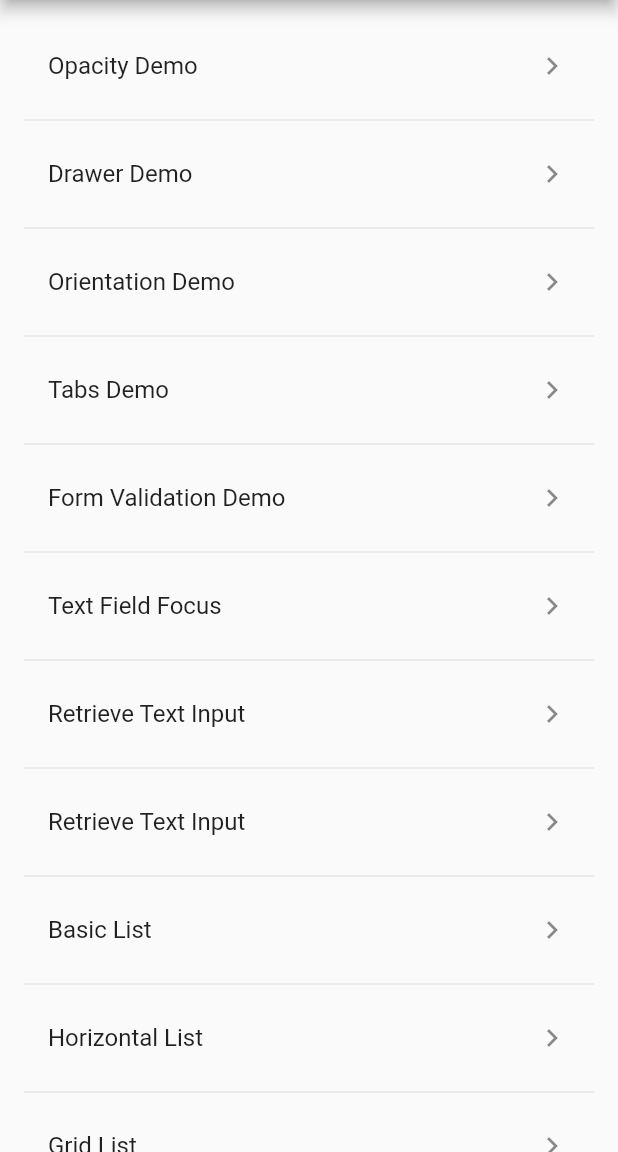
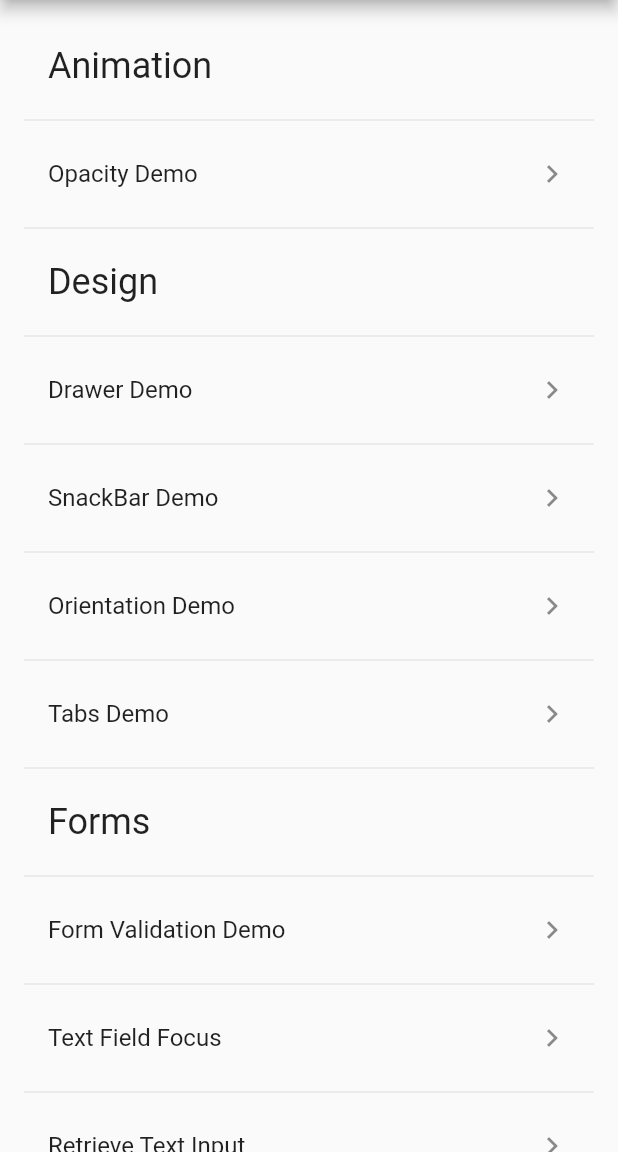
Before and after one commit to morrxy/flutter_cookbook, a Flutter app: the screen it shows after launch, on a phone screen of 412 x 824 dp, the part 84-1236 px from its top. Run offline on Flutter 3.47's test engine with Material 2 defaults, Android fonts, the phone set to English and light mode, and no system bars.

Commit message:
home use group list

```diff
--- a/lib/main.dart
+++ b/lib/main.dart
@@ -1,7 +1,7 @@
 import 'package:flutter/material.dart';
 import 'src/demo_list.dart' show demoList;
 
-main() => runApp(MyApp());
+void main() => runApp(MyApp());
 
 class MyApp extends StatelessWidget {
   @override
@@ -21,26 +21,45 @@ class MyHome extends StatelessWidget {
         ),
         body: ListView.builder(
           padding: const EdgeInsets.all(16.0),
+          itemCount: demoList.length,
           itemBuilder: (context, i) {
-            if (i < demoList.length) {
             return Column(
               children: <Widget>[
                 ListTile(
                   title: Text(
                     demoList[i]['name'],
+                    style: Theme.of(context).textTheme.headline,
+                  ),
+                ),
+                Divider(),
+                ListView.builder(
+                  shrinkWrap: true,
+                  physics: ClampingScrollPhysics(),
+                  itemCount: demoList[i]['list'].length,
+                  itemBuilder: (context, index) {
+                    return Column(
+                      children: <Widget>[
+                        ListTile(
+                          title: Text(
+                            demoList[i]['list'][index]['name'],
+                            // style: Theme.of(context).textTheme.body1,
                           ),
                           trailing: Icon(Icons.keyboard_arrow_right),
                           onTap: () {
                             Navigator.of(context).push(MaterialPageRoute<void>(
                                 builder: (BuildContext context) {
-                        return DemoPage(demoList[i]['makePage']);
+                              return DemoPage(
+                                  demoList[i]['list'][index]['makePage']);
                             }));
                           },
                         ),
-                  Divider()
+                        Divider(),
                       ],
                     );
-            }
+                  },
+                ),
+              ],
+            );
           },
         ));
   }
--- a/lib/src/demo_list.dart
+++ b/lib/src/demo_list.dart
@@ -11,54 +11,40 @@ import 'basic_list_demo.dart' as demo10 show title, makePage;
 import 'horizontal_list_demo.dart' as demo11 show title, makePage;
 import 'grid_list_demo.dart' as demo12 show title, makePage;
 import 'mixed_list_demo.dart' as demo13 show title, makePage;
+import 'snackbar_demo.dart' as demo14 show title, makePage;
 
-final demoList = [
+final List<Map<String, dynamic>> demoList = [
   {
-    'name': demo1.title,
-    'makePage': demo1.makePage
+    'name': 'Animation',
+    'list': [
+      {'name': demo1.title, 'makePage': demo1.makePage},
+    ]
   },
   {
-    'name': demo2.title,
-    'makePage': demo2.makePage
+    'name': 'Design',
+    'list': [
+      {'name': demo2.title, 'makePage': demo2.makePage},
+      {'name': demo14.title, 'makePage': demo14.makePage},
+      {'name': demo4.title, 'makePage': demo4.makePage},
+      {'name': demo5.title, 'makePage': demo5.makePage},
+    ]
   },
   {
-    'name': demo4.title,
-    'makePage': demo4.makePage
+    'name': 'Forms',
+    'list': [
+      {'name': demo6.title, 'makePage': demo6.makePage},
+      {'name': demo7.title, 'makePage': demo7.makePage},
+      {'name': demo8.title, 'makePage': demo8.makePage},
+      {'name': demo9.title, 'makePage': demo9.makePage},
+    ]
   },
   {
-    'name': demo5.title,
-    'makePage': demo5.makePage
+    'name': 'Lists',
+    'list': [
+      {'name': demo10.title, 'makePage': demo10.makePage},
+      {'name': demo11.title, 'makePage': demo11.makePage},
+      {'name': demo12.title, 'makePage': demo12.makePage},
+      {'name': demo13.title, 'makePage': demo13.makePage}
+    ]
   },
-  {
-    'name': demo6.title,
-    'makePage': demo6.makePage
-  },
-  {
-    'name': demo7.title,
-    'makePage': demo7.makePage
-  },
-  {
-    'name': demo8.title,
-    'makePage': demo8.makePage
-  },
-  {
-    'name': demo9.title,
-    'makePage': demo9.makePage
-  },
-  {
-    'name': demo10.title,
-    'makePage': demo10.makePage
-  },
-  {
-    'name': demo11.title,
-    'makePage': demo11.makePage
-  },
-  {
-    'name': demo12.title,
-    'makePage': demo12.makePage
-  },
-  {
-    'name': demo13.title,
-    'makePage': demo13.makePage
-  }
 ];
--- a/lib/src/snackbar_demo.dart
+++ b/lib/src/snackbar_demo.dart
@@ -11,7 +11,11 @@ Page makePage() {
 class Page extends StatelessWidget {
   @override
   Widget build(BuildContext context) {
-    return Center(
+    return Scaffold(
+      appBar: AppBar(
+        title: Text(title),
+      ),
+      body: Center(
         child: RaisedButton(
           onPressed: () {
             final snackBar = SnackBar(
@@ -19,13 +23,13 @@ class Page extends StatelessWidget {
                 action: SnackBarAction(
                   label: 'Undo',
                   onPressed: () {},
-            )
-          );
+                ));
 
             Scaffold.of(context).showSnackBar(snackBar);
           },
           child: Text('Show SnackBar'),
         ),
+      ),
     );
   }
 }
```
Lines whose indentation alone changed are shown as unchanged.
